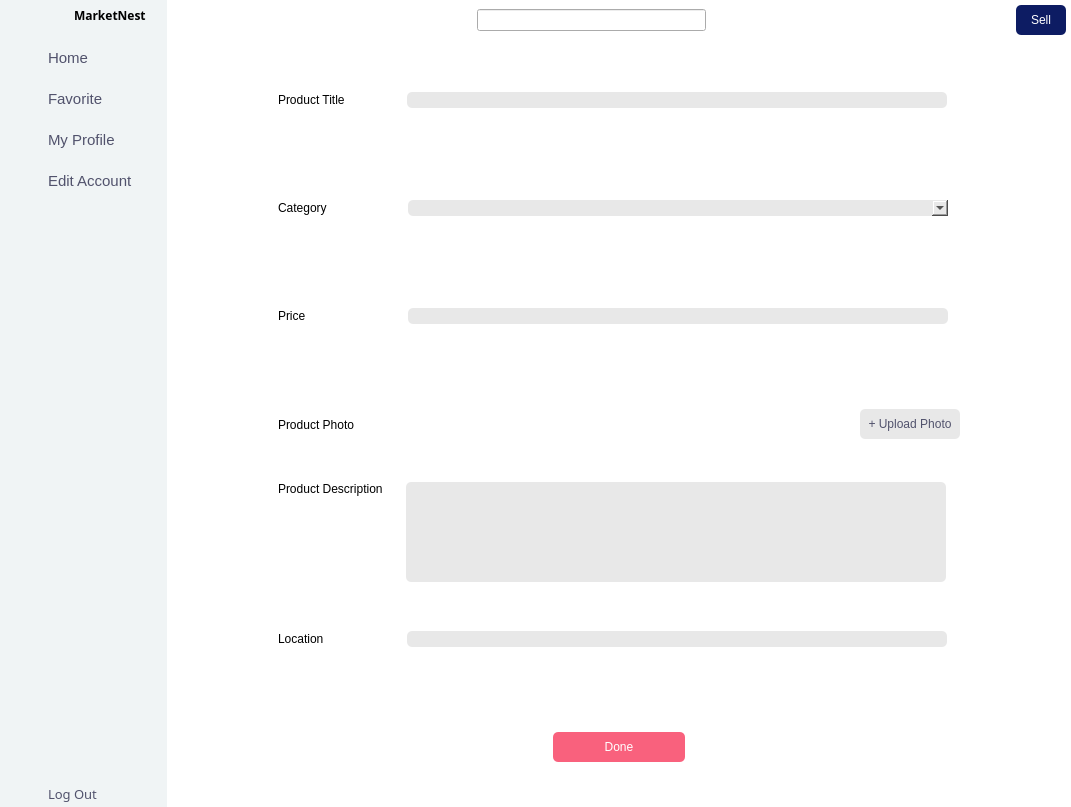
Above: mainAppUi.ui from Menthhh/The-Market-Nest before the change. Below: the same form after it.
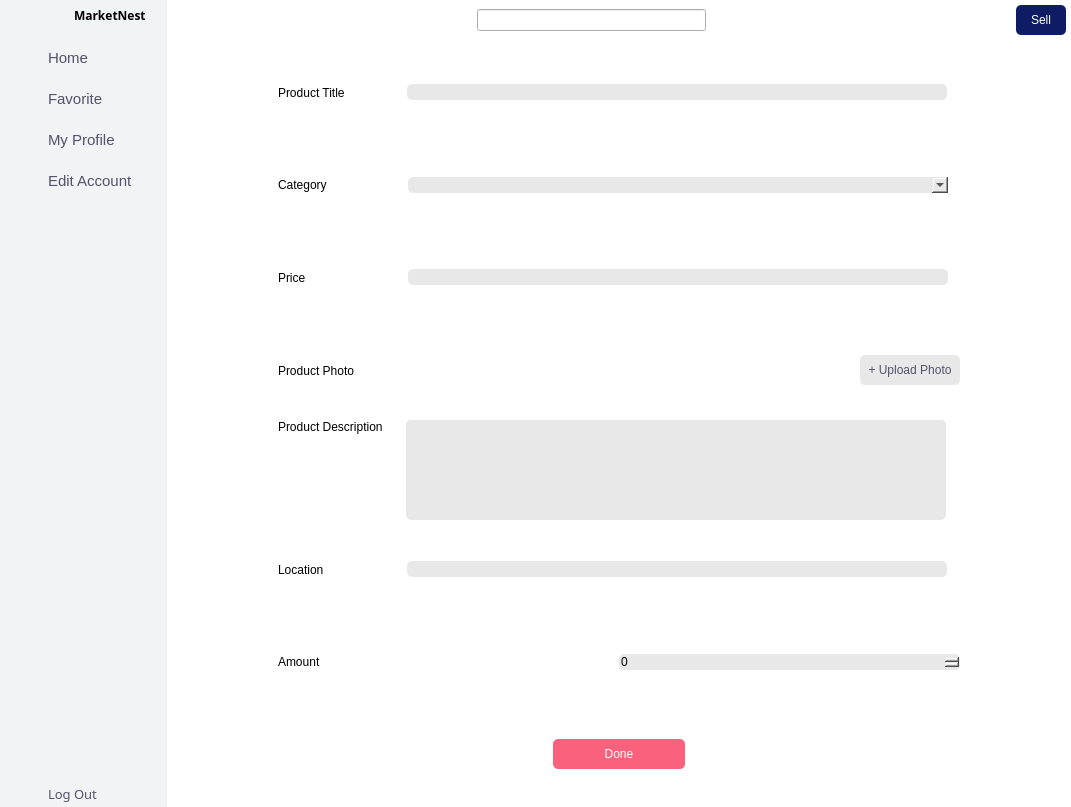
That is the form after the change. The open tabs and pages were chosen to show the change. Icons and pictures are not drawn.

Diff of the .ui file:
```diff
--- a/mainAppUi.ui
+++ b/mainAppUi.ui
@@ -687,35 +687,91 @@
                <height>16777215</height>
               </size>
              </property>
-             <layout class="QGridLayout" name="gridLayout_44">
-              <item row="6" column="0">
-               <widget class="QWidget" name="BtnContainer" native="true">
-                <layout class="QGridLayout" name="gridLayout_49">
+             <layout class="QGridLayout" name="gridLayout_73">
+              <item row="0" column="0">
+               <widget class="QWidget" name="widget_12" native="true">
+                <layout class="QGridLayout" name="gridLayout_25">
+                 <property name="leftMargin">
+                  <number>0</number>
+                 </property>
+                 <property name="topMargin">
+                  <number>0</number>
+                 </property>
+                 <property name="rightMargin">
+                  <number>0</number>
+                 </property>
+                 <property name="bottomMargin">
+                  <number>0</number>
+                 </property>
+                 <property name="horizontalSpacing">
+                  <number>50</number>
+                 </property>
+                 <property name="verticalSpacing">
+                  <number>0</number>
+                 </property>
                  <item row="0" column="0">
-                  <widget class="QWidget" name="widget_37" native="true">
-                   <property name="maximumSize">
-                    <size>
-                     <width>150</width>
-                     <height>16777215</height>
-                    </size>
-                   </property>
-                   <layout class="QGridLayout" name="gridLayout_48">
+                  <widget class="QWidget" name="widget_13" native="true">
+                   <layout class="QGridLayout" name="gridLayout_23">
+                    <property name="leftMargin">
+                     <number>0</number>
+                    </property>
+                    <property name="topMargin">
+                     <number>0</number>
+                    </property>
+                    <property name="rightMargin">
+                     <number>0</number>
+                    </property>
+                    <property name="bottomMargin">
+                     <number>0</number>
+                    </property>
+                    <property name="spacing">
+                     <number>0</number>
+                    </property>
                     <item row="0" column="0">
-                     <widget class="QPushButton" name="doneAddBtn_1">
-                      <property name="minimumSize">
+                     <widget class="QLabel" name="label_15">
+                      <property name="styleSheet">
+                       <string notr="true">font: 500 11pt &quot;Josefin Sans Medium&quot;;
+color: rgb(0,0,0);</string>
+                      </property>
+                      <property name="text">
+                       <string>Product Title</string>
+                      </property>
+                     </widget>
+                    </item>
+                   </layout>
+                  </widget>
+                 </item>
+                 <item row="0" column="1">
+                  <widget class="QWidget" name="widget_14" native="true">
+                   <layout class="QGridLayout" name="gridLayout_24">
+                    <property name="leftMargin">
+                     <number>0</number>
+                    </property>
+                    <property name="topMargin">
+                     <number>0</number>
+                    </property>
+                    <property name="rightMargin">
+                     <number>0</number>
+                    </property>
+                    <property name="bottomMargin">
+                     <number>0</number>
+                    </property>
+                    <property name="spacing">
+                     <number>0</number>
+                    </property>
+                    <item row="0" column="0">
+                     <widget class="QLineEdit" name="productTitle">
+                      <property name="maximumSize">
                        <size>
-                        <width>0</width>
-                        <height>30</height>
+                        <width>540</width>
+                        <height>16777215</height>
                        </size>
                       </property>
                       <property name="styleSheet">
-                       <string notr="true">background-color: rgb(249, 97, 125);
-font: 500 9pt &quot;Josefin Sans Medium&quot;;
-color: white;
-border-radius: 5px;</string>
-                      </property>
-                      <property name="text">
-                       <string>Done</string>
+                       <string notr="true">background-color: #e8e8e8;
+color: rgb(232, 232, 232);
+border-radius: 5px;
+color: rgb(0,0,0);</string>
                       </property>
                      </widget>
                     </item>
@@ -725,9 +781,9 @@
                 </layout>
                </widget>
               </item>
-              <item row="5" column="0">
-               <widget class="QWidget" name="widget_27" native="true">
-                <layout class="QGridLayout" name="gridLayout_40">
+              <item row="1" column="0">
+               <widget class="QWidget" name="widget_15" native="true">
+                <layout class="QGridLayout" name="gridLayout_28">
                  <property name="leftMargin">
                   <number>0</number>
                  </property>
@@ -741,14 +797,26 @@
                   <number>0</number>
                  </property>
                  <property name="horizontalSpacing">
-                  <number>70</number>
+                  <number>69</number>
                  </property>
                  <property name="verticalSpacing">
                   <number>0</number>
                  </property>
                  <item row="0" column="0">
-                  <widget class="QWidget" name="widget_28" native="true">
-                   <layout class="QGridLayout" name="gridLayout_35">
+                  <widget class="QWidget" name="widget_16" native="true">
+                   <property name="sizePolicy">
+                    <sizepolicy hsizetype="Fixed" vsizetype="Preferred">
+                     <horstretch>0</horstretch>
+                     <verstretch>0</verstretch>
+                    </sizepolicy>
+                   </property>
+                   <property name="maximumSize">
+                    <size>
+                     <width>16777215</width>
+                     <height>16777215</height>
+                    </size>
+                   </property>
+                   <layout class="QGridLayout" name="gridLayout_26">
                     <property name="leftMargin">
                      <number>0</number>
                     </property>
@@ -765,13 +833,19 @@
                      <number>0</number>
                     </property>
                     <item row="0" column="0">
-                     <widget class="QLabel" name="label_20">
+                     <widget class="QLabel" name="label_16">
+                      <property name="sizePolicy">
+                       <sizepolicy hsizetype="Minimum" vsizetype="Preferred">
+                        <horstretch>0</horstretch>
+                        <verstretch>0</verstretch>
+                       </sizepolicy>
+                      </property>
                       <property name="styleSheet">
                        <string notr="true">font: 500 11pt &quot;Josefin Sans Medium&quot;;
 color: rgb(0,0,0);</string>
                       </property>
                       <property name="text">
-                       <string>Location</string>
+                       <string>Category</string>
                       </property>
                      </widget>
                     </item>
@@ -779,8 +853,8 @@
                   </widget>
                  </item>
                  <item row="0" column="1">
-                  <widget class="QWidget" name="widget_29" native="true">
-                   <layout class="QGridLayout" name="gridLayout_36">
+                  <widget class="QWidget" name="widget_17" native="true">
+                   <layout class="QGridLayout" name="gridLayout_27">
                     <property name="leftMargin">
                      <number>0</number>
                     </property>
@@ -797,7 +871,7 @@
                      <number>0</number>
                     </property>
                     <item row="0" column="0">
-                     <widget class="QLineEdit" name="productLocation">
+                     <widget class="QComboBox" name="productCategory">
                       <property name="maximumSize">
                        <size>
                         <width>540</width>
@@ -1024,210 +1098,6 @@
                 </layout>
                </widget>
               </item>
-              <item row="0" column="0">
-               <widget class="QWidget" name="widget_12" native="true">
-                <layout class="QGridLayout" name="gridLayout_25">
-                 <property name="leftMargin">
-                  <number>0</number>
-                 </property>
-                 <property name="topMargin">
-                  <number>0</number>
-                 </property>
-                 <property name="rightMargin">
-                  <number>0</number>
-                 </property>
-                 <property name="bottomMargin">
-                  <number>0</number>
-                 </property>
-                 <property name="horizontalSpacing">
-                  <number>50</number>
-                 </property>
-                 <property name="verticalSpacing">
-                  <number>0</number>
-                 </property>
-                 <item row="0" column="0">
-                  <widget class="QWidget" name="widget_13" native="true">
-                   <layout class="QGridLayout" name="gridLayout_23">
-                    <property name="leftMargin">
-                     <number>0</number>
-                    </property>
-                    <property name="topMargin">
-                     <number>0</number>
-                    </property>
-                    <property name="rightMargin">
-                     <number>0</number>
-                    </property>
-                    <property name="bottomMargin">
-                     <number>0</number>
-                    </property>
-                    <property name="spacing">
-                     <number>0</number>
-                    </property>
-                    <item row="0" column="0">
-                     <widget class="QLabel" name="label_15">
-                      <property name="styleSheet">
-                       <string notr="true">font: 500 11pt &quot;Josefin Sans Medium&quot;;
-color: rgb(0,0,0);</string>
-                      </property>
-                      <property name="text">
-                       <string>Product Title</string>
-                      </property>
-                     </widget>
-                    </item>
-                   </layout>
-                  </widget>
-                 </item>
-                 <item row="0" column="1">
-                  <widget class="QWidget" name="widget_14" native="true">
-                   <layout class="QGridLayout" name="gridLayout_24">
-                    <property name="leftMargin">
-                     <number>0</number>
-                    </property>
-                    <property name="topMargin">
-                     <number>0</number>
-                    </property>
-                    <property name="rightMargin">
-                     <number>0</number>
-                    </property>
-                    <property name="bottomMargin">
-                     <number>0</number>
-                    </property>
-                    <property name="spacing">
-                     <number>0</number>
-                    </property>
-                    <item row="0" column="0">
-                     <widget class="QLineEdit" name="productTitle">
-                      <property name="maximumSize">
-                       <size>
-                        <width>540</width>
-                        <height>16777215</height>
-                       </size>
-                      </property>
-                      <property name="styleSheet">
-                       <string notr="true">background-color: #e8e8e8;
-color: rgb(232, 232, 232);
-border-radius: 5px;
-color: rgb(0,0,0);</string>
-                      </property>
-                     </widget>
-                    </item>
-                   </layout>
-                  </widget>
-                 </item>
-                </layout>
-               </widget>
-              </item>
-              <item row="1" column="0">
-               <widget class="QWidget" name="widget_15" native="true">
-                <layout class="QGridLayout" name="gridLayout_28">
-                 <property name="leftMargin">
-                  <number>0</number>
-                 </property>
-                 <property name="topMargin">
-                  <number>0</number>
-                 </property>
-                 <property name="rightMargin">
-                  <number>0</number>
-                 </property>
-                 <property name="bottomMargin">
-                  <number>0</number>
-                 </property>
-                 <property name="horizontalSpacing">
-                  <number>69</number>
-                 </property>
-                 <property name="verticalSpacing">
-                  <number>0</number>
-                 </property>
-                 <item row="0" column="0">
-                  <widget class="QWidget" name="widget_16" native="true">
-                   <property name="sizePolicy">
-                    <sizepolicy hsizetype="Fixed" vsizetype="Preferred">
-                     <horstretch>0</horstretch>
-                     <verstretch>0</verstretch>
-                    </sizepolicy>
-                   </property>
-                   <property name="maximumSize">
-                    <size>
-                     <width>16777215</width>
-                     <height>16777215</height>
-                    </size>
-                   </property>
-                   <layout class="QGridLayout" name="gridLayout_26">
-                    <property name="leftMargin">
-                     <number>0</number>
-                    </property>
-                    <property name="topMargin">
-                     <number>0</number>
-                    </property>
-                    <property name="rightMargin">
-                     <number>0</number>
-                    </property>
-                    <property name="bottomMargin">
-                     <number>0</number>
-                    </property>
-                    <property name="spacing">
-                     <number>0</number>
-                    </property>
-                    <item row="0" column="0">
-                     <widget class="QLabel" name="label_16">
-                      <property name="sizePolicy">
-                       <sizepolicy hsizetype="Minimum" vsizetype="Preferred">
-                        <horstretch>0</horstretch>
-                        <verstretch>0</verstretch>
-                       </sizepolicy>
-                      </property>
-                      <property name="styleSheet">
-                       <string notr="true">font: 500 11pt &quot;Josefin Sans Medium&quot;;
-color: rgb(0,0,0);</string>
-                      </property>
-                      <property name="text">
-                       <string>Category</string>
-                      </property>
-                     </widget>
-                    </item>
-                   </layout>
-                  </widget>
-                 </item>
-                 <item row="0" column="1">
-                  <widget class="QWidget" name="widget_17" native="true">
-                   <layout class="QGridLayout" name="gridLayout_27">
-                    <property name="leftMargin">
-                     <number>0</number>
-                    </property>
-                    <property name="topMargin">
-                     <number>0</number>
-                    </property>
-                    <property name="rightMargin">
-                     <number>0</number>
-                    </property>
-                    <property name="bottomMargin">
-                     <number>0</number>
-                    </property>
-                    <property name="spacing">
-                     <number>0</number>
-                    </property>
-                    <item row="0" column="0">
-                     <widget class="QComboBox" name="productCategory">
-                      <property name="maximumSize">
-                       <size>
-                        <width>540</width>
-                        <height>16777215</height>
-                       </size>
-                      </property>
-                      <property name="styleSheet">
-                       <string notr="true">background-color: #e8e8e8;
-color: rgb(232, 232, 232);
-border-radius: 5px;
-color: rgb(0,0,0);</string>
-                      </property>
-                     </widget>
-                    </item>
-                   </layout>
-                  </widget>
-                 </item>
-                </layout>
-               </widget>
-              </item>
               <item row="4" column="0">
                <widget class="QWidget" name="widget_24" native="true">
                 <property name="maximumSize">
@@ -1339,6 +1209,178 @@
                 </layout>
                </widget>
               </item>
+              <item row="5" column="0">
+               <widget class="QWidget" name="widget_27" native="true">
+                <layout class="QGridLayout" name="gridLayout_40">
+                 <property name="leftMargin">
+                  <number>0</number>
+                 </property>
+                 <property name="topMargin">
+                  <number>0</number>
+                 </property>
+                 <property name="rightMargin">
+                  <number>0</number>
+                 </property>
+                 <property name="bottomMargin">
+                  <number>0</number>
+                 </property>
+                 <property name="horizontalSpacing">
+                  <number>70</number>
+                 </property>
+                 <property name="verticalSpacing">
+                  <number>0</number>
+                 </property>
+                 <item row="0" column="0">
+                  <widget class="QWidget" name="widget_28" native="true">
+                   <layout class="QGridLayout" name="gridLayout_35">
+                    <property name="leftMargin">
+                     <number>0</number>
+                    </property>
+                    <property name="topMargin">
+                     <number>0</number>
+                    </property>
+                    <property name="rightMargin">
+                     <number>0</number>
+                    </property>
+                    <property name="bottomMargin">
+                     <number>0</number>
+                    </property>
+                    <property name="spacing">
+                     <number>0</number>
+                    </property>
+                    <item row="0" column="0">
+                     <widget class="QLabel" name="label_20">
+                      <property name="styleSheet">
+                       <string notr="true">font: 500 11pt &quot;Josefin Sans Medium&quot;;
+color: rgb(0,0,0);</string>
+                      </property>
+                      <property name="text">
+                       <string>Location</string>
+                      </property>
+                     </widget>
+                    </item>
+                   </layout>
+                  </widget>
+                 </item>
+                 <item row="0" column="1">
+                  <widget class="QWidget" name="widget_29" native="true">
+                   <layout class="QGridLayout" name="gridLayout_36">
+                    <property name="leftMargin">
+                     <number>0</number>
+                    </property>
+                    <property name="topMargin">
+                     <number>0</number>
+                    </property>
+                    <property name="rightMargin">
+                     <number>0</number>
+                    </property>
+                    <property name="bottomMargin">
+                     <number>0</number>
+                    </property>
+                    <property name="spacing">
+                     <number>0</number>
+                    </property>
+                    <item row="0" column="0">
+                     <widget class="QLineEdit" name="productLocation">
+                      <property name="maximumSize">
+                       <size>
+                        <width>540</width>
+                        <height>16777215</height>
+                       </size>
+                      </property>
+                      <property name="styleSheet">
+                       <string notr="true">background-color: #e8e8e8;
+color: rgb(232, 232, 232);
+border-radius: 5px;
+color: rgb(0,0,0);</string>
+                      </property>
+                     </widget>
+                    </item>
+                   </layout>
+                  </widget>
+                 </item>
+                </layout>
+               </widget>
+              </item>
+              <item row="6" column="0">
+               <widget class="QWidget" name="widget_54" native="true">
+                <layout class="QGridLayout" name="gridLayout_44">
+                 <property name="leftMargin">
+                  <number>0</number>
+                 </property>
+                 <property name="topMargin">
+                  <number>0</number>
+                 </property>
+                 <property name="rightMargin">
+                  <number>0</number>
+                 </property>
+                 <property name="bottomMargin">
+                  <number>0</number>
+                 </property>
+                 <property name="spacing">
+                  <number>0</number>
+                 </property>
+                 <item row="0" column="0">
+                  <widget class="QLabel" name="label_11">
+                   <property name="styleSheet">
+                    <string notr="true">font: 500 11pt &quot;Josefin Sans Medium&quot;;
+color: rgb(0,0,0);</string>
+                   </property>
+                   <property name="text">
+                    <string>Amount</string>
+                   </property>
+                  </widget>
+                 </item>
+                 <item row="0" column="1">
+                  <widget class="QSpinBox" name="productAmount">
+                   <property name="styleSheet">
+                    <string notr="true">background-color: #e8e8e8;
+color: rgb(232, 232, 232);
+border-radius: 5px;
+color: rgb(0,0,0);</string>
+                   </property>
+                  </widget>
+                 </item>
+                </layout>
+               </widget>
+              </item>
+              <item row="7" column="0">
+               <widget class="QWidget" name="BtnContainer" native="true">
+                <layout class="QGridLayout" name="gridLayout_49">
+                 <item row="0" column="0">
+                  <widget class="QWidget" name="widget_37" native="true">
+                   <property name="maximumSize">
+                    <size>
+                     <width>150</width>
+                     <height>16777215</height>
+                    </size>
+                   </property>
+                   <layout class="QGridLayout" name="gridLayout_48">
+                    <item row="0" column="0">
+                     <widget class="QPushButton" name="doneAddBtn_1">
+                      <property name="minimumSize">
+                       <size>
+                        <width>0</width>
+                        <height>30</height>
+                       </size>
+                      </property>
+                      <property name="styleSheet">
+                       <string notr="true">background-color: rgb(249, 97, 125);
+font: 500 9pt &quot;Josefin Sans Medium&quot;;
+color: white;
+border-radius: 5px;</string>
+                      </property>
+                      <property name="text">
+                       <string>Done</string>
+                      </property>
+                     </widget>
+                    </item>
+                   </layout>
+                  </widget>
+                 </item>
+                </layout>
+               </widget>
+              </item>
              </layout>
             </widget>
            </item>
```
Left out of the diff: 10 changed lines with no effect on the pictures.
